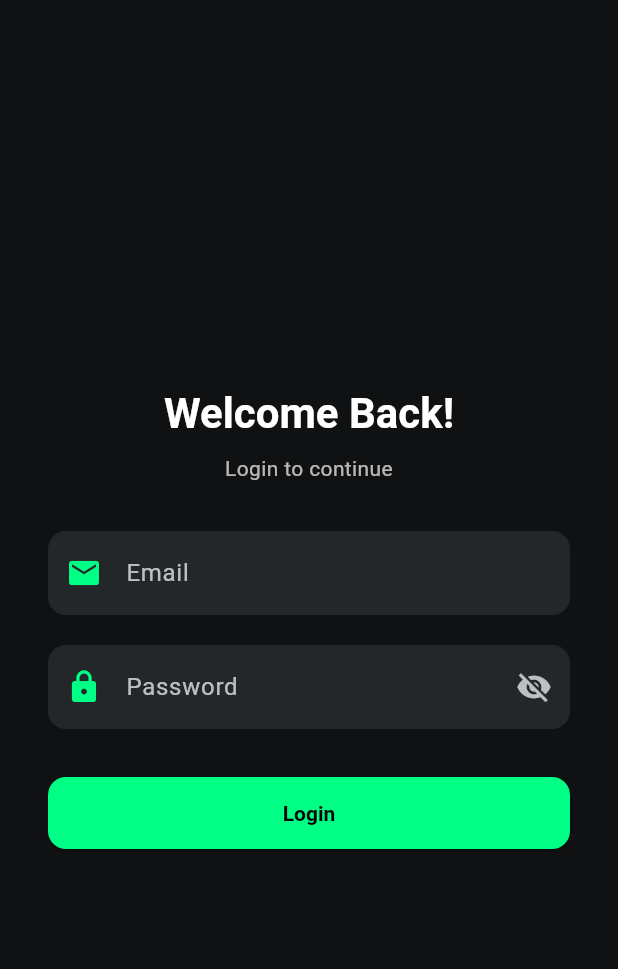
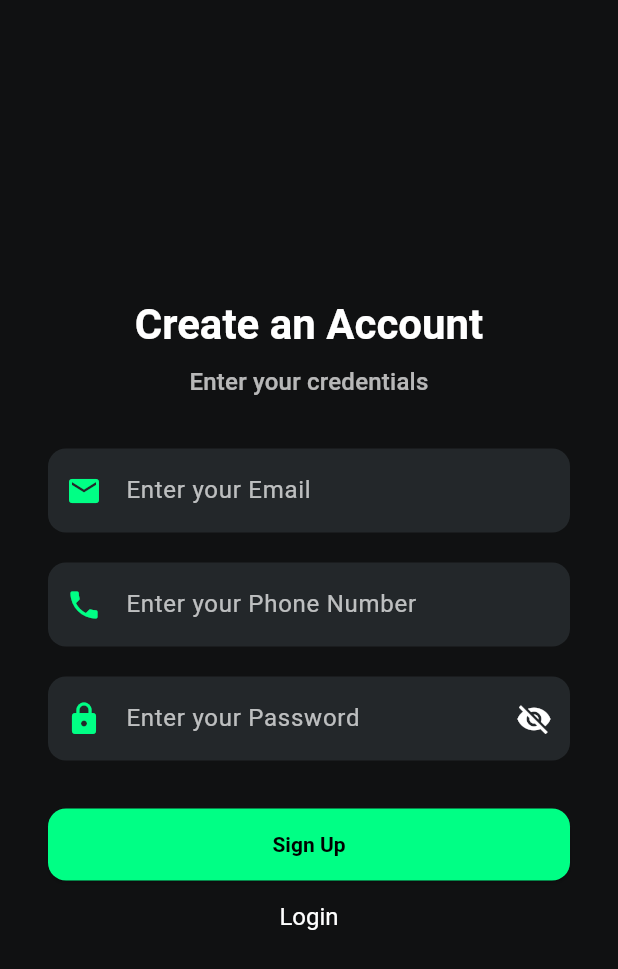
Before and after one commit to suhailabdi2/chat-app, a Flutter app: the screen it shows after launch, on a phone screen of 412 x 824 dp. Shown: the top 969 px of the screen. Run offline on Flutter 3.47's test engine with Material 3 defaults, Android fonts, the phone set to English and light mode, and no system bars; drawn by our look-alikes of flutter_form_builder; our stand-ins replace cloud_firestore, firebase_auth, firebase_core, get; missing offline and left inert: email_otp, flutter_email_sender; accounts and stored records are empty.

```diff
--- a/lib/main.dart
+++ b/lib/main.dart
@@ -1,3 +1,4 @@
+import 'package:chatify_app/screens/signup_screen.dart';
 import 'package:flutter/material.dart';
 import 'package:get/get.dart';
 import 'controllers/auth_controller.dart';
@@ -11,13 +12,13 @@ import 'package:firebase_core/firebase_core.dart';
 import 'firebase_options.dart';
 import 'package:firebase_auth/firebase_auth.dart';
 void main() async {
-  Get.put(AuthController());
   WidgetsFlutterBinding.ensureInitialized();
   await Firebase.initializeApp(
     options: DefaultFirebaseOptions.currentPlatform,
   );
   print('Firebase initialized');
   runApp(const MyApp());
+
 }
 
 class MyApp extends StatelessWidget {
@@ -25,6 +26,7 @@ class MyApp extends StatelessWidget {
 
   @override
   Widget build(BuildContext context) {
+    Get.put(AuthController());
     return GetMaterialApp(
       title: 'Chatify',
       debugShowCheckedModeBanner: false,
@@ -65,7 +67,7 @@ class MyApp extends StatelessWidget {
           titleLarge: TextStyle(color: Colors.white, fontWeight: FontWeight.bold),
         ),
       ),
-      initialRoute: '/login',
+      initialRoute: '/signup',
       getPages: [
         GetPage(name: '/login', page: () => const LoginScreen()),
         GetPage(name: '/otp', page: () => const OtpScreen()),
@@ -73,6 +75,7 @@ class MyApp extends StatelessWidget {
         GetPage(name: '/chats', page: () => ChatListScreen()),
         GetPage(name: '/chat', page: () => ChatDetailScreen()),
         GetPage(name: '/profile', page: () => const ProfileScreen()),
+        GetPage(name: '/signup', page: () => const SignUpScreen()),
       ],
     );
   }
--- a/lib/screens/login_screen.dart
+++ b/lib/screens/login_screen.dart
@@ -87,7 +87,17 @@ class LoginScreen extends GetView<AuthController> {
                           child: Text('Login'),
                         ),
                 )),
-                const SizedBox(height: 40),
+
+                TextButton(
+                  onPressed: () {
+                    Get.toNamed('/signup');
+                  },
+                  child: const Text('Create an Account'),
+                  style: TextButton.styleFrom(
+                    foregroundColor: Colors.white,
+                    textStyle: const TextStyle(fontSize: 16),
+                  ),
+                ),
               ],
             ),
           ),
--- a/lib/screens/otp_screen.dart
+++ b/lib/screens/otp_screen.dart
@@ -61,6 +61,9 @@ class OtpScreen extends GetView<AuthController> {
                           if (value != null && value.isNotEmpty && index < 3) {
                             FocusScope.of(context).nextFocus();
                           }
+                          if(value == null || value.isEmpty && index > 0) {
+                            FocusScope.of(context).previousFocus();
+                          }
                         },
                       ),
                     );
@@ -68,7 +71,7 @@ class OtpScreen extends GetView<AuthController> {
                 ),
                 const SizedBox(height: 32),
                 Obx(() => ElevatedButton(
-                  onPressed: controller.isLoading.value ? null : controller.verifyOtp,
+                  onPressed: controller.isLoading.value ? null : controller.sendOTP,
                   child: controller.isLoading.value
                       ? const SizedBox(height: 20, width: 20, child: CircularProgressIndicator(strokeWidth: 2))
                       : const Padding(
--- a/lib/screens/signup_screen.dart
+++ b/lib/screens/signup_screen.dart
@@ -0,0 +1,148 @@
+import 'package:chatify_app/controllers/auth_controller.dart';
+import 'package:flutter/material.dart';
+import 'package:flutter/src/widgets/framework.dart';
+import 'package:flutter_form_builder/flutter_form_builder.dart';
+import 'package:get/get.dart';
+
+class SignUpScreen extends GetView<AuthController> {
+  const SignUpScreen({Key? key}) : super(key: key);
+  @override
+  Widget build(BuildContext context) {
+    return Scaffold(
+      body: Center(
+        child: SingleChildScrollView(
+          padding: const EdgeInsets.symmetric(horizontal: 32),
+          child: FormBuilder(
+              key: controller.signupFormKey,
+              child: Column(
+                  mainAxisAlignment: MainAxisAlignment.center,
+                  crossAxisAlignment: CrossAxisAlignment.stretch,
+                  children: [
+                    const SizedBox(height: 10),
+                    Text(
+                      'Create an Account',
+                      style: Theme.of(context)
+                          .textTheme
+                          .titleLarge
+                          ?.copyWith(fontSize: 28),
+                      textAlign: TextAlign.center,
+                    ),
+                    const SizedBox(height: 8),
+                    Text(
+                      "Enter your credentials",
+                      style: Theme.of(context)
+                          .textTheme
+                          .titleMedium
+                          ?.copyWith(color: Colors.white70),
+                      textAlign: TextAlign.center,
+                    ),
+                    const SizedBox(height: 32),
+                    FormBuilderTextField(
+                      name: "emailSignUp",
+                      controller: controller.emailSignUpController,
+                      style: const TextStyle(color: Colors.white),
+                      decoration: const InputDecoration(
+                        labelText: 'Enter your Email',
+                        prefixIcon: Icon(Icons.email, color: Color(0xFF00FF85)),
+                      ),
+                      validator: (value) {
+                        if (value == null || value.isEmpty) {
+                          return 'Please enter your email';
+                        }
+                        if (!RegExp(r'^[^@\s]+@[^@\s]+\.[^@\s]+$')
+                            .hasMatch(value)) {
+                          return 'Enter a valid email';
+                        }
+                        return null;
+                      },
+                    ),
+                    const SizedBox(height: 20),
+                    FormBuilderTextField(
+                      name: "phoneNumberSignUp",
+                      controller: controller.phoneNumberController,
+                      style: const TextStyle(color: Colors.white),
+                      decoration: const InputDecoration(
+                        labelText: 'Enter your Phone Number',
+                        prefixIcon: Icon(Icons.phone, color: Color(0xFF00FF85)),
+                      ),
+                      validator: (value) {
+                        if (value == null || value.isEmpty) {
+                          return 'Please enter your phone number';
+                        }
+                        if (!RegExp(r'^\d{10}$').hasMatch(value)) {
+                          return 'Enter a valid phone number';
+                        }
+                        if (value.length != 10) {
+                          return 'Phone number must be 10 digits';
+                        }
+                        if (!RegExp(r'^07\d{8}$').hasMatch(value)) {
+                          return 'Enter a Kenyan number';
+                        }
+                        return null;
+                      },
+                    ),
+                    const SizedBox(height: 20),
+                    Obx(() {
+                      return FormBuilderTextField(
+                        name: "passwordSignUp",
+                        obscureText: controller.isPasswordHidden2.value,
+                        controller: controller.passwordSignInController,
+                        decoration: InputDecoration(
+                          labelText: 'Enter your Password',
+                          prefixIcon:
+                          const Icon(Icons.lock, color: Color(0xFF00FF85)),
+                          suffixIcon: IconButton(
+                            icon: Icon(
+                                controller.isPasswordHidden2.value
+                                    ? Icons.visibility_off
+                                    : Icons.visibility,
+                                color: Colors.white),
+                            onPressed: () {
+                              controller.isPasswordHidden2.value =
+                              !controller.isPasswordHidden2.value;
+                            },
+                          ),
+                        ),
+                        validator: (value) {
+                          if (value == null || value.isEmpty) {
+                            return 'Please enter your password';
+                          }
+                          if (value.length < 6) {
+                            return 'Password must be at least 6 characters';
+                          }
+                          return null;
+                        },
+                      );
+                    }),
+                    const SizedBox(height: 32),
+                    Obx(() => ElevatedButton(
+                        onPressed: controller.isLoading.value
+                            ? null
+                            : controller.signup,
+                        child: controller.isLoading.value
+                            ? const SizedBox(
+                            height: 20,
+                            width: 20,
+                            child: CircularProgressIndicator(strokeWidth: 2))
+                            : const Padding(
+                          padding: EdgeInsets.symmetric(vertical: 16),
+                          child: Text('Sign Up'),
+                        ))),
+                    TextButton(
+                      onPressed: () {
+                        Get.toNamed('/login');
+                      },
+                      child: const Text('Login'),
+                      style: TextButton.styleFrom(
+                        foregroundColor: Colors.white,
+                        textStyle: const TextStyle(fontSize: 16),
+                      ),
+                    )
+                  ]
+              )
+          ),
+        ),
+      ),
+    );
+  }
+}
--- a/pubspec.yaml
+++ b/pubspec.yaml
@@ -38,6 +38,9 @@ dependencies:
   flutter_form_builder: ^10.1.0
   firebase_core: ^4.0.0
   firebase_auth: ^6.0.0
+  cloud_firestore: ^6.0.0
+  flutter_email_sender: ^7.0.0
+  email_otp: ^3.0.2
 
 dev_dependencies:
   flutter_test:
```
Also changed, not shown: lib/controllers/auth_controller.dart (+78 -6 lines), lib/screens/home_screen.dart (+7 -2 lines), lib/screens/profile_screen.dart (+6 -7 lines), pubspec.lock, 5 other files.
